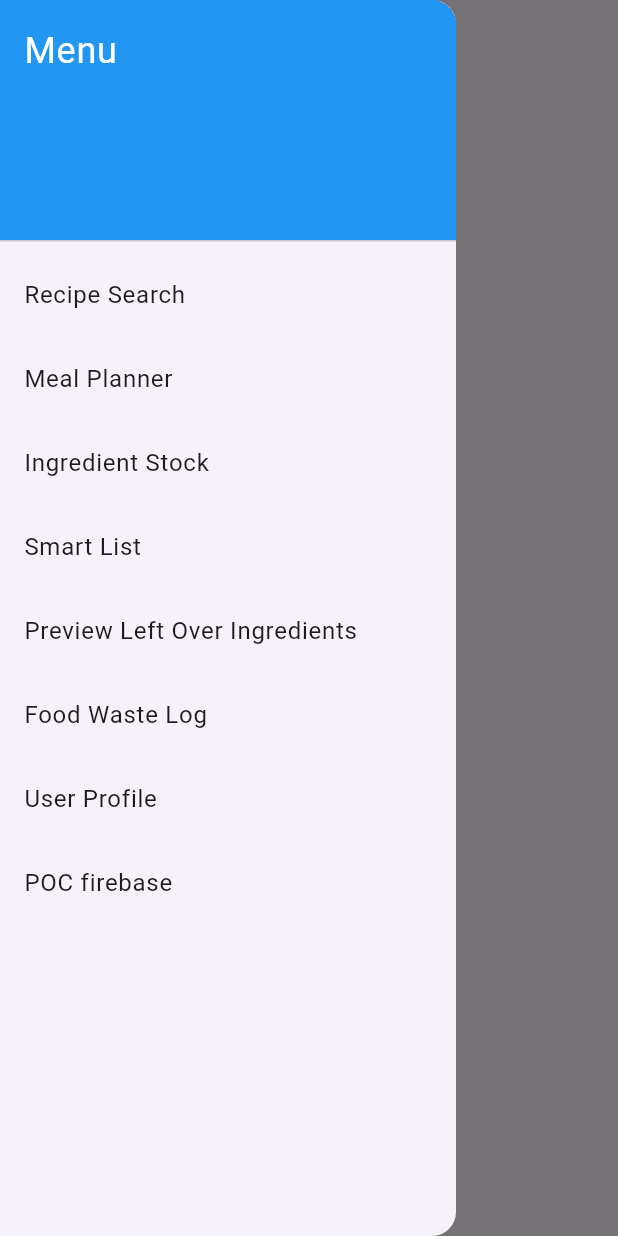
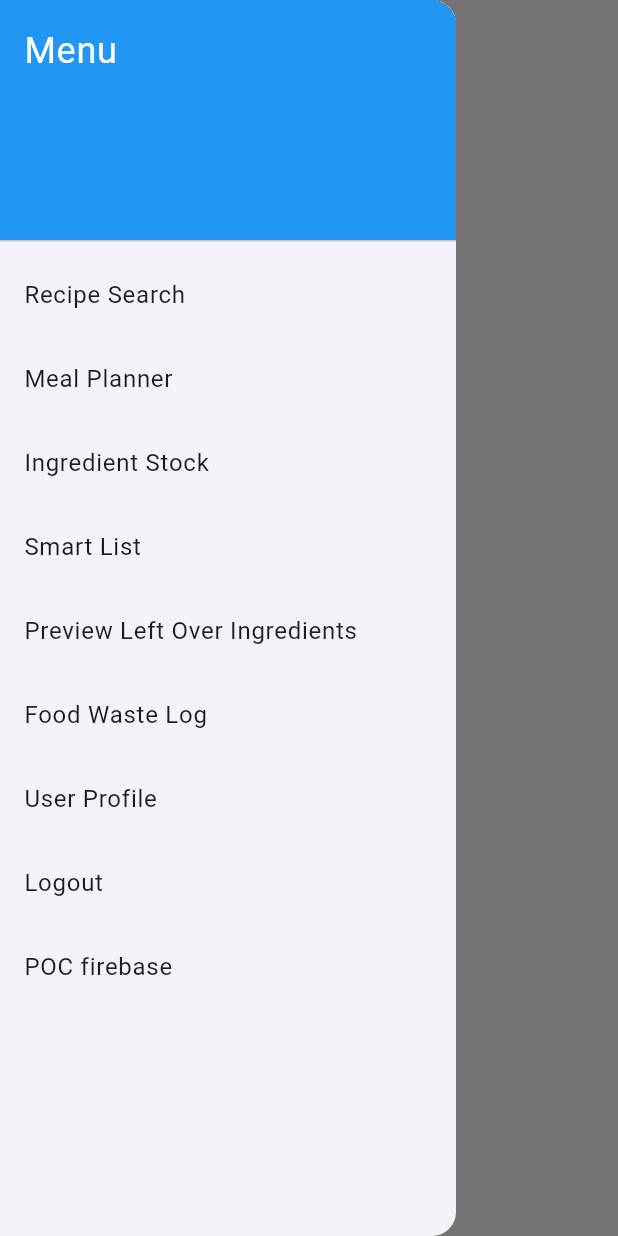
Before and after one commit to jbrun001/foodmanager, a Flutter app: the FoodWasteLogScreen screen opened by its route, with the side drawer open, on a phone screen of 412 x 824 dp. Run offline on Flutter 3.47's test engine with Material 3 defaults, Android fonts, the light colour scheme and no system bars; our stand-ins replace cached_network_image, cloud_firestore, firebase_auth, firebase_core, go_router, google_sign_in and 1 more; accounts and stored records are empty; generated files the repository leaves out were written again.

Commit message:
Issue #16 implement logout in menu_drawer used FirebaseAuth.instance.signOut(); and redrected to / (login)

```diff
--- a/lib/screens/menu_drawer.dart
+++ b/lib/screens/menu_drawer.dart
@@ -1,5 +1,6 @@
 import 'package:flutter/material.dart';
 import 'package:go_router/go_router.dart';
+import 'package:firebase_auth/firebase_auth.dart'; // for authentication'
 
 class MenuDrawer extends StatelessWidget {
   @override
@@ -41,6 +42,13 @@ class MenuDrawer extends StatelessWidget {
             onTap: () => context.go('/profile'),
           ),
           ListTile(
+            title: Text('Logout'),
+            onTap: () async {
+              await FirebaseAuth.instance.signOut();
+              context.go('/'); // redirect to login screen
+            },
+          ),
+          ListTile(
             title: Text('POC firebase'),
             onTap: () => context.go('/firebase'),
           ),
--- a/lib/screens/pocfirebase_screen.dart
+++ b/lib/screens/pocfirebase_screen.dart
@@ -1,5 +1,4 @@
 import 'package:flutter/material.dart';
-import 'package:firebase_core/firebase_core.dart';
 import 'package:cloud_firestore/cloud_firestore.dart';
 import 'menu_drawer.dart';
 import '../services/firebase_service.dart';
```
